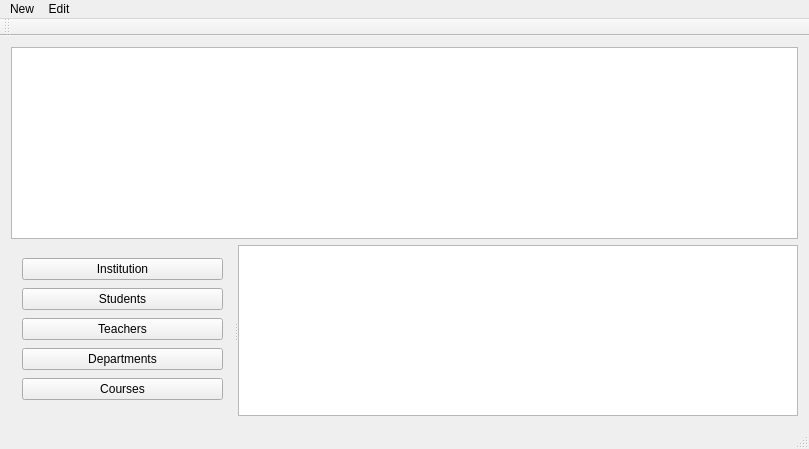
Above: mainwindow.ui from Ysajid/University-Management before the change. Below: the same form after it.
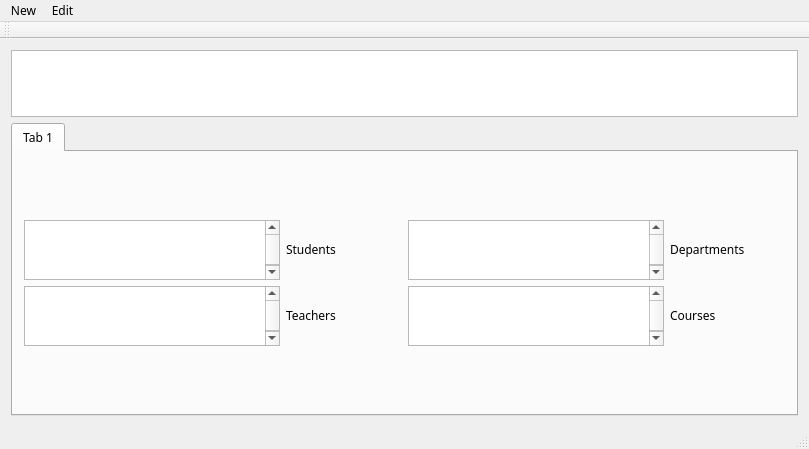
That is the form after the change.

Diff of the .ui file:
```diff
--- a/mainwindow.ui
+++ b/mainwindow.ui
@@ -10,12 +10,28 @@
     <height>449</height>
    </rect>
   </property>
+  <property name="sizePolicy">
+   <sizepolicy hsizetype="Expanding" vsizetype="Preferred">
+    <horstretch>0</horstretch>
+    <verstretch>0</verstretch>
+   </sizepolicy>
+  </property>
+  <property name="font">
+   <font>
+    <family>Source Sans Pro</family>
+   </font>
+  </property>
+  <property name="mouseTracking">
+   <bool>false</bool>
+  </property>
   <property name="windowTitle">
    <string>MainWindow</string>
   </property>
   <widget class="QWidget" name="centralWidget">
    <layout class="QVBoxLayout" name="verticalLayout_2">
     <item>
+     <layout class="QVBoxLayout" name="verticalLayout">
+      <item>
      <widget class="QTextBrowser" name="textBrowser">
       <property name="sizePolicy">
        <sizepolicy hsizetype="Expanding" vsizetype="Minimum">
@@ -23,73 +39,202 @@
         <verstretch>0</verstretch>
        </sizepolicy>
       </property>
+        <property name="maximumSize">
+         <size>
+          <width>16777215</width>
+          <height>67</height>
+         </size>
+        </property>
+        <property name="autoFillBackground">
+         <bool>true</bool>
+        </property>
      </widget>
     </item>
     <item>
-     <widget class="QSplitter" name="splitter">
+       <widget class="QTabWidget" name="home">
+        <property name="styleSheet">
+         <string notr="true"/>
+        </property>
+        <property name="currentIndex">
+         <number>0</number>
+        </property>
+        <widget class="QWidget" name="home_tab">
+         <attribute name="title">
+          <string>Tab 1</string>
+         </attribute>
+         <layout class="QVBoxLayout" name="verticalLayout_3">
+          <item>
+           <layout class="QGridLayout" name="gridLayout">
+            <item row="0" column="0">
+             <layout class="QHBoxLayout" name="horizontalLayout">
+              <item>
+               <widget class="QTextEdit" name="student_cnt">
       <property name="sizePolicy">
-       <sizepolicy hsizetype="Expanding" vsizetype="Maximum">
+                 <sizepolicy hsizetype="Expanding" vsizetype="Expanding">
         <horstretch>0</horstretch>
         <verstretch>0</verstretch>
        </sizepolicy>
       </property>
-      <property name="mouseTracking">
-       <bool>false</bool>
-      </property>
-      <property name="orientation">
-       <enum>Qt::Horizontal</enum>
-      </property>
-      <widget class="QWidget" name="">
-       <layout class="QVBoxLayout" name="verticalLayout">
-        <item>
-         <widget class="QPushButton" name="pushButton_5">
-          <property name="text">
-           <string>Institution</string>
-          </property>
+                <property name="maximumSize">
+                 <size>
+                  <width>16777215</width>
+                  <height>60</height>
+                 </size>
+                </property>
+                <property name="font">
+                 <font>
+                  <family>Source Sans Pro</family>
+                  <pointsize>28</pointsize>
+                  <weight>75</weight>
+                  <bold>true</bold>
+                 </font>
+                </property>
          </widget>
         </item>
         <item>
-         <widget class="QPushButton" name="pushButton">
+               <widget class="QLabel" name="label">
+                <property name="sizePolicy">
+                 <sizepolicy hsizetype="MinimumExpanding" vsizetype="Fixed">
+                  <horstretch>0</horstretch>
+                  <verstretch>0</verstretch>
+                 </sizepolicy>
+                </property>
           <property name="text">
            <string>Students</string>
           </property>
          </widget>
         </item>
+             </layout>
+            </item>
+            <item row="0" column="1">
+             <layout class="QHBoxLayout" name="horizontalLayout_4">
         <item>
-         <widget class="QPushButton" name="pushButton_2">
-          <property name="text">
-           <string>Teachers</string>
+               <widget class="QTextEdit" name="dept_cnt">
+                <property name="sizePolicy">
+                 <sizepolicy hsizetype="Expanding" vsizetype="Expanding">
+                  <horstretch>0</horstretch>
+                  <verstretch>0</verstretch>
+                 </sizepolicy>
+                </property>
+                <property name="maximumSize">
+                 <size>
+                  <width>16777215</width>
+                  <height>60</height>
+                 </size>
+                </property>
+                <property name="font">
+                 <font>
+                  <pointsize>28</pointsize>
+                  <weight>75</weight>
+                  <bold>true</bold>
+                 </font>
           </property>
          </widget>
         </item>
         <item>
-         <widget class="QPushButton" name="pushButton_3">
+               <widget class="QLabel" name="label_4">
+                <property name="sizePolicy">
+                 <sizepolicy hsizetype="MinimumExpanding" vsizetype="Fixed">
+                  <horstretch>0</horstretch>
+                  <verstretch>0</verstretch>
+                 </sizepolicy>
+                </property>
           <property name="text">
            <string>Departments</string>
           </property>
          </widget>
         </item>
+             </layout>
+            </item>
+            <item row="1" column="0">
+             <layout class="QHBoxLayout" name="horizontalLayout_3">
         <item>
-         <widget class="QPushButton" name="pushButton_4">
+               <widget class="QTextEdit" name="teacher_cnt">
+                <property name="sizePolicy">
+                 <sizepolicy hsizetype="Expanding" vsizetype="Expanding">
+                  <horstretch>0</horstretch>
+                  <verstretch>0</verstretch>
+                 </sizepolicy>
+                </property>
+                <property name="maximumSize">
+                 <size>
+                  <width>16777215</width>
+                  <height>60</height>
+                 </size>
+                </property>
+                <property name="font">
+                 <font>
+                  <pointsize>28</pointsize>
+                  <weight>75</weight>
+                  <bold>true</bold>
+                 </font>
+                </property>
+               </widget>
+              </item>
+              <item>
+               <widget class="QLabel" name="label_3">
+                <property name="sizePolicy">
+                 <sizepolicy hsizetype="MinimumExpanding" vsizetype="Fixed">
+                  <horstretch>0</horstretch>
+                  <verstretch>0</verstretch>
+                 </sizepolicy>
+                </property>
+                <property name="text">
+                 <string>Teachers</string>
+                </property>
+               </widget>
+              </item>
+             </layout>
+            </item>
+            <item row="1" column="1">
+             <layout class="QHBoxLayout" name="horizontalLayout_5">
+              <item>
+               <widget class="QTextEdit" name="course_cnt">
+                <property name="sizePolicy">
+                 <sizepolicy hsizetype="Expanding" vsizetype="Expanding">
+                  <horstretch>0</horstretch>
+                  <verstretch>0</verstretch>
+                 </sizepolicy>
+                </property>
+                <property name="maximumSize">
+                 <size>
+                  <width>16777215</width>
+                  <height>60</height>
+                 </size>
+                </property>
+                <property name="font">
+                 <font>
+                  <pointsize>28</pointsize>
+                  <weight>75</weight>
+                  <bold>true</bold>
+                 </font>
+                </property>
+               </widget>
+              </item>
+              <item>
+               <widget class="QLabel" name="label_5">
+                <property name="sizePolicy">
+                 <sizepolicy hsizetype="MinimumExpanding" vsizetype="Fixed">
+                  <horstretch>0</horstretch>
+                  <verstretch>0</verstretch>
+                 </sizepolicy>
+                </property>
           <property name="text">
            <string>Courses</string>
           </property>
          </widget>
         </item>
        </layout>
-      </widget>
-      <widget class="QTableView" name="tableView"/>
+            </item>
+           </layout>
+          </item>
+         </layout>
+        </widget>
      </widget>
     </item>
    </layout>
-   <zorder>pushButton</zorder>
-   <zorder>pushButton_2</zorder>
-   <zorder></zorder>
-   <zorder>pushButton_2</zorder>
-   <zorder>pushButton_3</zorder>
-   <zorder>textBrowser</zorder>
-   <zorder>tableView</zorder>
-   <zorder>splitter</zorder>
+    </item>
+   </layout>
   </widget>
   <widget class="QMenuBar" name="menuBar">
    <property name="geometry">
@@ -97,7 +242,7 @@
      <x>0</x>
      <y>0</y>
      <width>809</width>
-     <height>23</height>
+     <height>22</height>
     </rect>
    </property>
    <widget class="QMenu" name="menuNew">
```
Left out of the diff: 17 changed lines with no effect on the pictures. Lines whose indentation alone changed are shown as unchanged.
